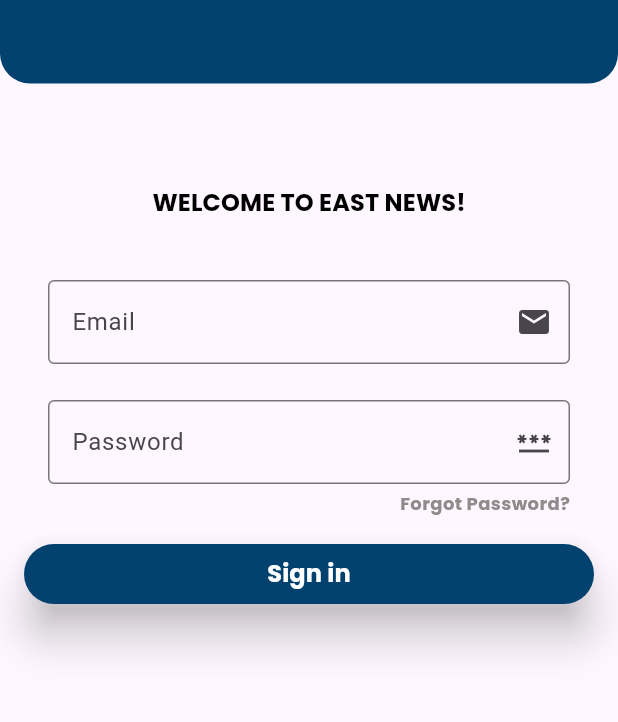
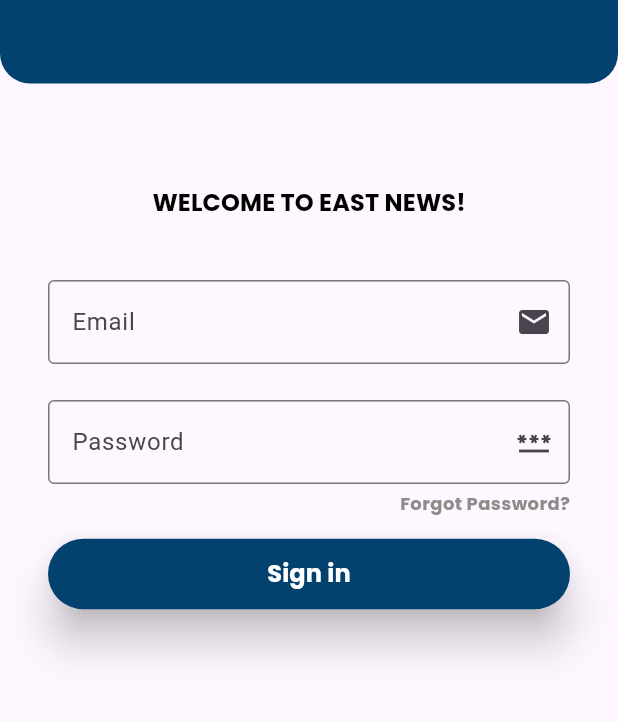
Before and after one commit to ali72-20/gp_east_news, a Flutter app: the Login screen opened directly, on a phone screen of 412 x 824 dp, the part 254-976 px from its top. Run offline on Flutter 3.47's test engine with Material 3 defaults, Android fonts, the phone set to English and light mode, and no system bars; our stand-ins replace shared_preferences, smooth_page_indicator; accounts and stored records are empty.

Commit message:
% refactor sigh in button

```diff
--- a/lib/UI/Login/LoginForm.dart
+++ b/lib/UI/Login/LoginForm.dart
@@ -36,7 +36,7 @@ class _LoginformState extends State<Loginform> {
           const SizedBox(height: 15),
           Container(
             width: double.infinity,
-            margin: EdgeInsets.symmetric(horizontal: 16),
+            margin: const EdgeInsets.symmetric(horizontal: 32),
             child: ElevatedButton(
               style: ElevatedButton.styleFrom(
                 backgroundColor: primary_color,
@@ -45,10 +45,13 @@ class _LoginformState extends State<Loginform> {
               onPressed: () {
                 Navigator.pushReplacement(context, MaterialPageRoute(builder: (_)=>home()));
               },
-              child: const Text(
-                'Sign in',
-                style: TextStyle(
-                    color: Colors.white, fontFamily: 'Poppins', fontSize: 16),
+              child: const Padding(
+                padding: EdgeInsets.only(top: 12, bottom: 12),
+                child: Text(
+                  'Sign in',
+                  style: TextStyle(
+                      color: Colors.white, fontFamily: 'Poppins', fontSize: 16),
+                ),
               ),
             ),
           ),
--- a/lib/UI/onboarding/onboarding_view.dart
+++ b/lib/UI/onboarding/onboarding_view.dart
@@ -58,7 +58,7 @@ class _onboarding_viewState extends State<onboarding_view> {
                       controller.items[index].title,
                       style: const TextStyle(
                           color: Colors.white,
-                          fontSize: 20,
+                          fontSize: 16,
                           fontFamily: 'Poppins'),
                     ),
                     const SizedBox(height: 48),
```
